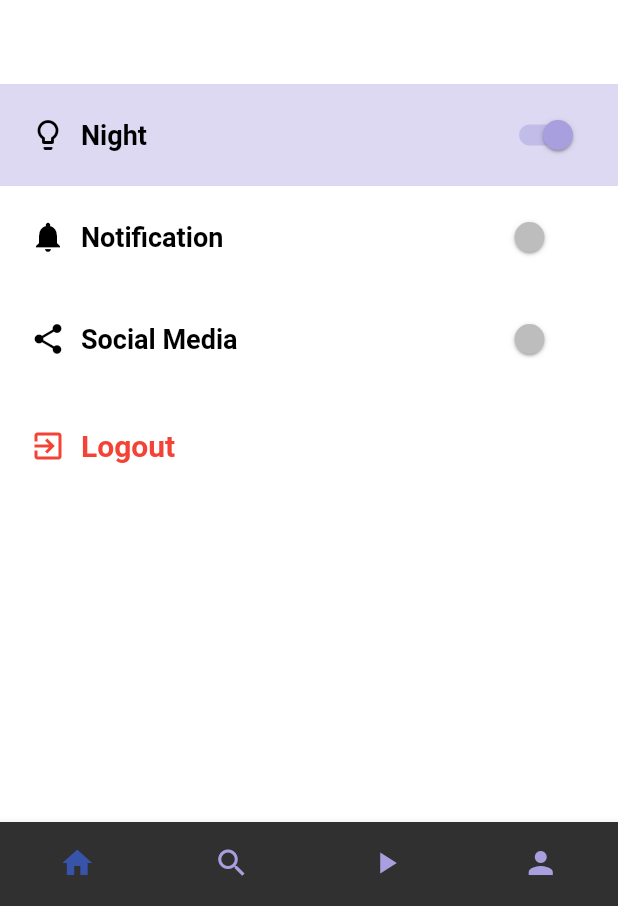
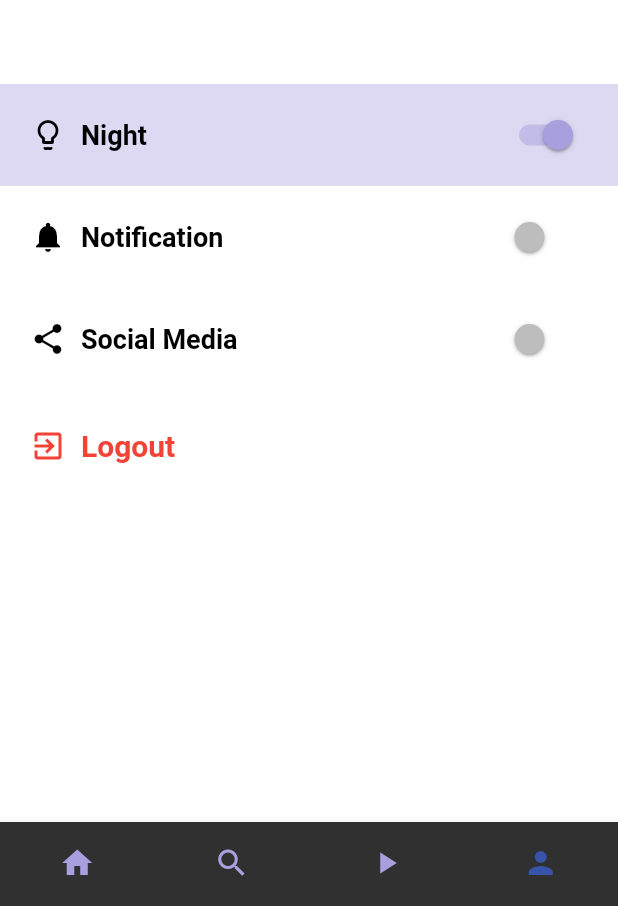
Before and after one commit to TheAlphamerc/flutter_news_app, a Flutter app: the screen it shows after launch, item 4 of the bottom bar chosen, on a phone screen of 412 x 824 dp, the part 330-1236 px from its top. Run offline on Flutter 3.47's test engine with Material 2 defaults, Android fonts, the phone set to English and light mode, and no system bars; our stand-ins replace bloc, equatable, flutter_bloc, rxdart; missing offline and left inert: flutter_advanced_networkimage; network calls fail.

```diff
--- a/lib/main.dart
+++ b/lib/main.dart
@@ -1,6 +1,7 @@
 import 'package:flutter/material.dart';
 import 'package:flutter_bloc/flutter_bloc.dart';
 import 'package:flutter_news_app/src/bloc/simple_bloc_delegate.dart';
+import 'package:flutter_news_app/src/commonWidget/bloc/bloc.dart';
 import 'package:flutter_news_app/src/theme/theme.dart';
 import 'src/helpers/routes.dart';
 import 'src/pages/homePage/bloc/bloc.dart';
@@ -22,6 +23,7 @@ class MyApp extends StatelessWidget {
                 NewsBloc(repository: Repository())..add(Fetch()),
           ),
           BlocProvider<DetailBloc>(create: (context) => DetailBloc()),
+          BlocProvider<NavigationBloc>(create: (context)=> NavigationBloc())
         ],
         child: MaterialApp(
           title: 'Flutter Demo',
--- /dev/null
+++ b/lib/src/commonWidget/bloc/bloc.dart
@@ -0,0 +1,3 @@
+export 'navigation_bloc.dart';
+export 'navigation_event.dart';
+export 'navigation_state.dart';
--- /dev/null
+++ b/lib/src/commonWidget/bloc/navigation_bloc.dart
@@ -0,0 +1,18 @@
+import 'package:flutter_bloc/flutter_bloc.dart';
+import 'package:flutter_news_app/src/commonWidget/bloc/navigation_event.dart';
+
+import 'navigation_state.dart';
+
+class NavigationBloc extends Bloc<NavigationEvent, NavigationState>{
+  @override
+
+  NavigationState get initialState => Opened(pageIndex: 0);
+
+  @override
+  Stream<NavigationState> mapEventToState(NavigationEvent event)async* {
+
+    if(event is Navigate){
+       yield Opened(pageIndex: event.pageIndex);
+    }
+  }
+}
--- /dev/null
+++ b/lib/src/commonWidget/bloc/navigation_event.dart
@@ -0,0 +1,24 @@
+
+import 'package:equatable/equatable.dart';
+
+class NavigationEvent extends Equatable{
+
+  const NavigationEvent();
+
+  @override
+  List<Object> get props => [];
+}
+
+
+class Navigate extends NavigationEvent {
+  final int pageIndex;
+
+  Navigate({this.pageIndex});
+
+  @override
+  List<Object> get props => [pageIndex];
+
+  @override
+  String toString() => 'Page Navigate { page No.: $pageIndex }';
+
+}
--- /dev/null
+++ b/lib/src/commonWidget/bloc/navigation_state.dart
@@ -0,0 +1,24 @@
+import 'package:equatable/equatable.dart';
+import 'package:flutter/material.dart';
+import 'package:flutter_news_app/src/models/newsResponseModel.dart';
+
+abstract class NavigationState extends Equatable{
+  const NavigationState();
+
+  @override
+  List<Object> get props => [];
+}
+
+
+class Opened extends NavigationState {
+  final int pageIndex;
+
+  Opened({this.pageIndex});
+
+  @override
+  List<Object> get props => [pageIndex];
+
+  @override
+  String toString() => 'Page Opened { items: $pageIndex }';
+
+}
--- a/lib/src/commonWidget/bottomNavigationBar.dart
+++ b/lib/src/commonWidget/bottomNavigationBar.dart
@@ -1,4 +1,6 @@
 import 'package:flutter/material.dart';
+import 'package:flutter_bloc/flutter_bloc.dart';
+import 'package:flutter_news_app/src/commonWidget/bloc/bloc.dart';
 
 class BottomNavigationBarWidget extends StatelessWidget {
   final PageController controller;
@@ -6,26 +8,35 @@ class BottomNavigationBarWidget extends StatelessWidget {
 
   @override
   Widget build(BuildContext context) {
-    return BottomNavigationBar(
+    return BlocBuilder<NavigationBloc, NavigationState>(
+        builder: (context, state) {
+          if(state is Opened){
+             return  BottomNavigationBar(
               showUnselectedLabels: false,
               showSelectedLabels: false,
-      currentIndex: 0,
+              currentIndex: state.pageIndex,
               fixedColor: Theme.of(context).primaryColorLight,
               type: BottomNavigationBarType.fixed,
               unselectedItemColor: Theme.of(context).primaryColor,
               onTap: (pageIndex) {
-        // bloc.setSelectedPage = pageIndex;
+
+                 final detailBloc = BlocProvider.of<NavigationBloc>(context);
+                 detailBloc.add(Navigate(pageIndex: pageIndex));
+
                 controller.animateToPage(pageIndex,
                     duration: Duration(milliseconds: 300), curve: Curves.linear);
               },
               items: [
                 BottomNavigationBarItem(icon: Icon(Icons.home), title: Text('Home')),
-        BottomNavigationBarItem(icon: Icon(Icons.search), title: Text('Home')),
+                BottomNavigationBarItem(
+                    icon: Icon(Icons.search), title: Text('Home')),
                 BottomNavigationBarItem(
                     icon: Icon(Icons.play_arrow), title: Text('Home')),
-        BottomNavigationBarItem(icon: Icon(Icons.person), title: Text('Home')),
+                BottomNavigationBarItem(
+                    icon: Icon(Icons.person), title: Text('Home')),
               ],
               elevation: 5,
-    );
+            );}
+    });
   }
 }
```
Lines whose indentation alone changed are shown as unchanged.
